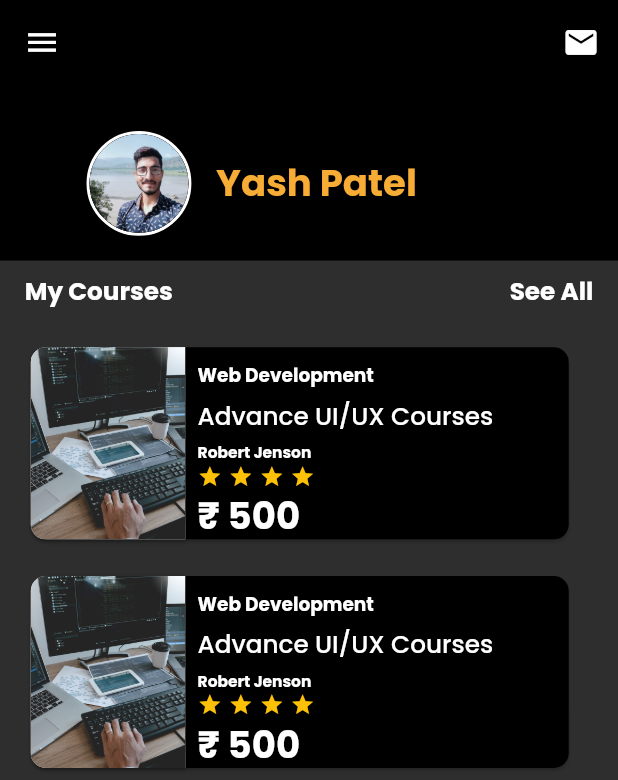
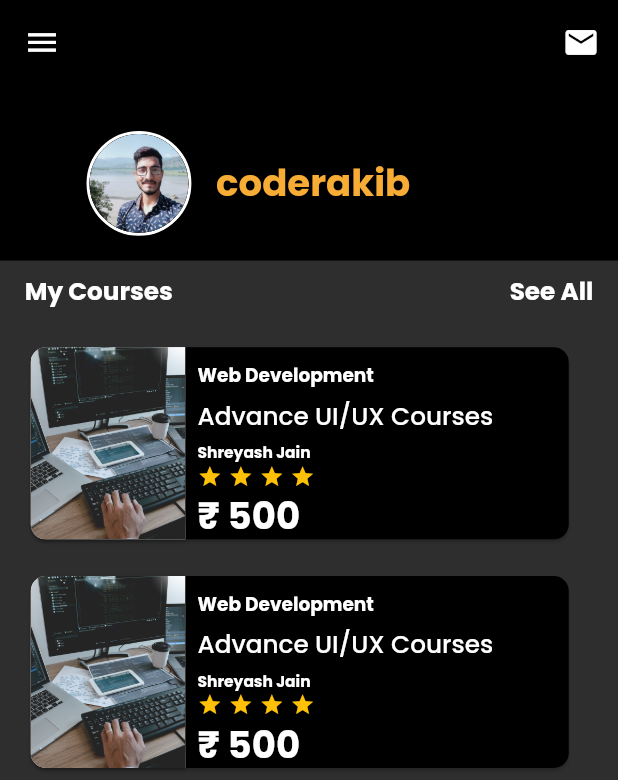
Before and after one commit to coderakib/Edumind_App, a Flutter app: the InstructorHomeScreen screen opened by its route, on a phone screen of 412 x 824 dp. Shown: the top 780 px of the screen. Run offline on Flutter 3.47's test engine with Material 2 defaults, Android fonts, the phone set to English and light mode, and no system bars; our stand-ins replace curved_navigation_bar, dotted_border, flutter_rating_bar, flutter_svg, google_fonts, image_cropper and 2 more.

Commit message:
first commit

```diff
--- a/lib/Screens/Instructor/Instructor_EditProfileScreen.dart
+++ b/lib/Screens/Instructor/Instructor_EditProfileScreen.dart
@@ -100,7 +100,7 @@ class _InstructorEditProfileScreenState
                   child: Column(
                     children: [
                       TextFormField(
-                        initialValue: "Yash Patel",
+                        initialValue: "coderakib",
 
                         enabled: true,
 
--- a/lib/Screens/Instructor/Instructor_HomeScreen.dart
+++ b/lib/Screens/Instructor/Instructor_HomeScreen.dart
@@ -63,7 +63,7 @@ class InstructorHomeScreen extends StatelessWidget {
                     Padding(
                       padding: EdgeInsets.only(left: width * 0.04),
                       child: Text(
-                        'Yash Patel',
+                        'coderakib',
                         style: GoogleFonts.poppins(
                             fontWeight: FontWeight.bold,
                             fontSize: width * 0.06,
@@ -256,7 +256,7 @@ class InstructorHomeScreen extends StatelessWidget {
                                                 ),
                                               ),
                                               Text(
-                                                'Robert Jenson',
+                                                'Shreyash Jain',
                                                 textAlign: TextAlign.center,
                                                 style: GoogleFonts.poppins(
                                                     fontWeight: FontWeight.bold,
@@ -409,7 +409,7 @@ class InstructorCourseCard extends StatelessWidget {
               Padding(
                 padding: EdgeInsets.symmetric(horizontal: width * 0.01),
                 child: Text(
-                  'Robert Jenson',
+                  'Shreyash Jain',
                   style: GoogleFonts.poppins(
                       fontWeight: FontWeight.bold,
                       fontSize: width * 0.02,
--- a/lib/Screens/Instructor/Instructor_NavScreen.dart
+++ b/lib/Screens/Instructor/Instructor_NavScreen.dart
@@ -74,7 +74,7 @@ class _InstructorNavScreenState extends State<InstructorNavScreen>
                         crossAxisAlignment: CrossAxisAlignment.start,
                         children: [
                           Text(
-                            'Yash Patel',
+                            'coderakib',
                             style: GoogleFonts.poppins(
                                 fontWeight: FontWeight.bold,
                                 fontSize: width * 0.05,
--- a/lib/Screens/Instructor/Instructor_ProfileScreen.dart
+++ b/lib/Screens/Instructor/Instructor_ProfileScreen.dart
@@ -61,7 +61,7 @@ class InstructorProfileScreen extends StatelessWidget {
                         crossAxisAlignment: CrossAxisAlignment.start,
                         children: [
                           Text(
-                            'Yash Patel',
+                            'coderakib',
                             style: GoogleFonts.poppins(
                                 fontWeight: FontWeight.bold,
                                 fontSize: width * 0.05,
@@ -93,7 +93,7 @@ class InstructorProfileScreen extends StatelessWidget {
                   child: Column(
                     children: [
                       TextFormField(
-                        initialValue: "Yash Patel",
+                        initialValue: "coderakib",
                         readOnly: true,
                         enabled: true,
 
--- a/lib/Screens/Instructor/Instructor_SettingsScreen.dart
+++ b/lib/Screens/Instructor/Instructor_SettingsScreen.dart
@@ -66,7 +66,7 @@ class InstructorSettingsScreen extends StatelessWidget {
                         crossAxisAlignment: CrossAxisAlignment.start,
                         children: [
                           Text(
-                            'Yash Patel',
+                            'coderakib',
                             style: GoogleFonts.poppins(
                                 fontWeight: FontWeight.bold,
                                 fontSize: width * 0.05,
--- a/lib/Screens/learner/Learner_CourseDetailScreen.dart
+++ b/lib/Screens/learner/Learner_CourseDetailScreen.dart
@@ -660,7 +660,7 @@ class _LearnerCourseDetailScreenState extends State<LearnerCourseDetailScreen>
                   mainAxisAlignment: MainAxisAlignment.start,
                   children: [
                     Text(
-                      'Robert Jenson',
+                      'Shreyash Jain',
                       style: GoogleFonts.poppins(
                           color: orange,
                           fontSize: width * 0.055,
--- a/lib/Screens/learner/Learner_CoursesScreen.dart
+++ b/lib/Screens/learner/Learner_CoursesScreen.dart
@@ -241,7 +241,7 @@ class LearnerCoursesScreen extends StatelessWidget {
                                                 ),
                                               ),
                                               Text(
-                                                'Robert Jenson',
+                                                'Shreyash Jain',
                                                 textAlign: TextAlign.center,
                                                 style: GoogleFonts.poppins(
                                                     fontWeight: FontWeight.bold,
--- a/lib/Screens/learner/Learner_EditProfileScreen.dart
+++ b/lib/Screens/learner/Learner_EditProfileScreen.dart
@@ -99,7 +99,7 @@ class _LearnerEditProfileScreenState extends State<LearnerEditProfileScreen> {
                   child: Column(
                     children: [
                       TextFormField(
-                        initialValue: "John Doe",
+                        initialValue: "Anoop",
 
                         enabled: true,
 
--- a/lib/Screens/learner/Learner_EnrolledLectureList.dart
+++ b/lib/Screens/learner/Learner_EnrolledLectureList.dart
@@ -86,7 +86,7 @@ class LearnerEnrolledLectureListScreen extends StatelessWidget {
                                     MainAxisAlignment.spaceBetween,
                                 children: [
                                   Text(
-                                    "Robert Jenson",
+                                    "Shreyash Jain",
                                     style: GoogleFonts.poppins(
                                         fontWeight: FontWeight.bold,
                                         fontSize: width * 0.02,
--- a/lib/Screens/learner/Learner_HomeScreen.dart
+++ b/lib/Screens/learner/Learner_HomeScreen.dart
@@ -243,7 +243,7 @@ class LearnerHomeScreen extends StatelessWidget {
             ),
           ),
           Text(
-            'Robert Jenson',
+            'Shreyash Jain',
             style: GoogleFonts.poppins(
                 fontWeight: FontWeight.bold,
                 fontSize: width * 0.035,
@@ -356,7 +356,7 @@ class CourseCard extends StatelessWidget {
               Padding(
                 padding: EdgeInsets.symmetric(horizontal: width * 0.01),
                 child: Text(
-                  'Robert Jenson',
+                  'Shreyash Jain',
                   style: GoogleFonts.poppins(
                       fontWeight: FontWeight.bold,
                       fontSize: width * 0.02,
--- a/lib/Screens/learner/Learner_InstructorDetailScreen.dart
+++ b/lib/Screens/learner/Learner_InstructorDetailScreen.dart
@@ -89,7 +89,7 @@ class _LearnerInstructorDetailScreenState
                     crossAxisAlignment: CrossAxisAlignment.start,
                     children: [
                       Text(
-                        "Robert Jenson",
+                        "Shreyash Jain",
                         style: GoogleFonts.poppins(
                             fontWeight: FontWeight.bold,
                             fontSize: width * 0.045,
--- a/lib/Screens/learner/Learner_InstructorScreen.dart
+++ b/lib/Screens/learner/Learner_InstructorScreen.dart
@@ -182,7 +182,7 @@ class LearnerInstructorScreen extends StatelessWidget {
                               ),
                             ),
                             title: Text(
-                              "Robert Jenson",
+                              "Shreyash Jain",
                               style: GoogleFonts.poppins(
                                   fontWeight: FontWeight.bold,
                                   fontSize: width * 0.04,
--- a/lib/Screens/learner/Learner_LecturesList.dart
+++ b/lib/Screens/learner/Learner_LecturesList.dart
@@ -199,7 +199,7 @@ class LearnerLecturesListScreen extends StatelessWidget {
                                       MainAxisAlignment.spaceBetween,
                                   children: [
                                     Text(
-                                      "Robert Jenson",
+                                      "Shreyash Jain",
                                       style: GoogleFonts.poppins(
                                           fontWeight: FontWeight.bold,
                                           fontSize: width * 0.02,
--- a/lib/Screens/learner/Learner_NavScreen.dart
+++ b/lib/Screens/learner/Learner_NavScreen.dart
@@ -75,7 +75,7 @@ class _LearnerNavScreenState extends State<LearnerNavScreen>
                         crossAxisAlignment: CrossAxisAlignment.start,
                         children: [
                           Text(
-                            'John Doe',
+                            'Anoop',
                             style: GoogleFonts.poppins(
                                 fontWeight: FontWeight.bold,
                                 fontSize: width * 0.05,
--- a/lib/Screens/learner/Learner_ProfileScreen.dart
+++ b/lib/Screens/learner/Learner_ProfileScreen.dart
@@ -61,7 +61,7 @@ class LearnerProfileScreen extends StatelessWidget {
                         crossAxisAlignment: CrossAxisAlignment.start,
                         children: [
                           Text(
-                            'John Doe',
+                            'Anoop',
                             style: GoogleFonts.poppins(
                                 fontWeight: FontWeight.bold,
                                 fontSize: width * 0.05,
@@ -93,7 +93,7 @@ class LearnerProfileScreen extends StatelessWidget {
                   child: Column(
                     children: [
                       TextFormField(
-                        initialValue: "John Doe",
+                        initialValue: "Anoop",
                         readOnly: true,
                         enabled: true,
 
--- a/lib/Screens/learner/Learner_SettingsScreen.dart
+++ b/lib/Screens/learner/Learner_SettingsScreen.dart
@@ -66,7 +66,7 @@ class LearnerSettingsScreen extends StatelessWidget {
                         crossAxisAlignment: CrossAxisAlignment.start,
                         children: [
                           Text(
-                            'John Doe',
+                            'Anoop',
                             style: GoogleFonts.poppins(
                                 fontWeight: FontWeight.bold,
                                 fontSize: width * 0.05,
```
